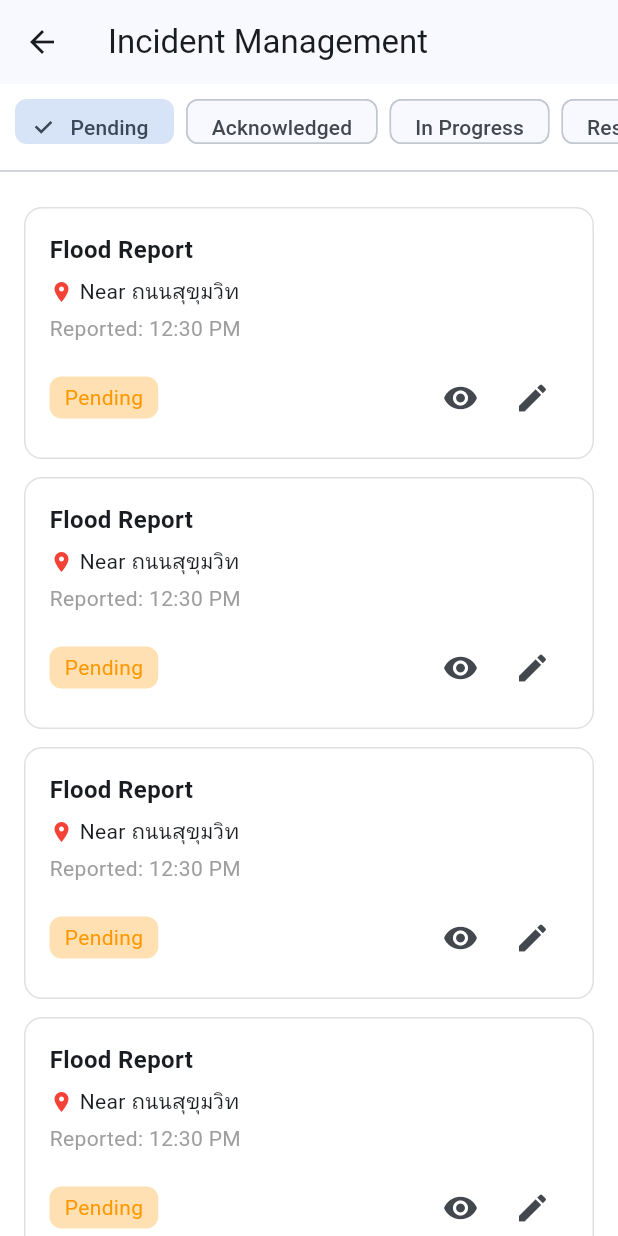
After one commit to Yoshi4489/Thai-Safe, a Flutter app: the IncidentManagementPage screen opened directly, on a phone screen of 412 x 824 dp. The commit adds this screen. Run offline on Flutter 3.47's test engine with Material 3 defaults, Android fonts, the phone set to English and light mode, and no system bars; our stand-ins replace cloud_firestore, firebase_auth, firebase_core, firebase_storage, flutter_dotenv, flutter_riverpod and 5 more; missing offline and left inert: cloudinary_flutter, cloudinary_url_gen, geoflutterfire2, geohash_plus; accounts and stored records are empty; Roboto replaces fonts that are missing (Sarabun).

Commit message:
Add incident management and rescue approval pages; update app shell for navigation

```diff
--- a/lib/features/app_shell.dart
+++ b/lib/features/app_shell.dart
@@ -1,5 +1,7 @@
 import 'package:flutter/material.dart';
 import 'package:thai_safe/features/admin/presentation/admin_page.dart';
+import 'package:thai_safe/features/incident_management/presentation/incident_management_page.dart';
+import 'package:thai_safe/features/rescue_approval/presentation/rescue_approval_page.dart';
 import 'package:thai_safe/features/home/presentation/home_page.dart';
 import 'package:thai_safe/features/maps_alert/presentation/pages/map_alert_page.dart';
 import 'package:thai_safe/features/profile/presentation/profile_page.dart';
@@ -76,6 +78,8 @@ class _AppShellState extends ConsumerState<AppShell> {
 
     final adminPages = [
       const AdminHomePage(),
+      const IncidentManagementPage(),
+      const RescueApprovalPage(),
       const SettingPage(),
     ];
 
--- /dev/null
+++ b/lib/features/incident_management/presentation/incident_management_page.dart
@@ -0,0 +1,158 @@
+import 'package:flutter/material.dart';
+
+class IncidentManagementPage extends StatefulWidget {
+  const IncidentManagementPage({super.key});
+
+  @override
+  State<IncidentManagementPage> createState() => _IncidentManagementPageState();
+}
+
+class _IncidentManagementPageState extends State<IncidentManagementPage> {
+
+  String selectedStatus = "Pending";
+
+  final List<String> statusList = [
+    "Pending",
+    "Acknowledged",
+    "In Progress",
+    "Resolved",
+  ];
+
+  @override
+  Widget build(BuildContext context) {
+    return Scaffold(
+      appBar: AppBar(
+        title: const Text("Incident Management"),
+      ),
+      body: Column(
+        children: [
+
+          /// STATUS FILTER
+          SizedBox(
+            height: 50,
+            child: ListView.separated(
+              scrollDirection: Axis.horizontal,
+              padding: const EdgeInsets.all(10),
+              itemCount: statusList.length,
+              separatorBuilder: (_, __) => const SizedBox(width: 8),
+              itemBuilder: (context, index) {
+                final status = statusList[index];
+                final isSelected = status == selectedStatus;
+
+                return ChoiceChip(
+                  label: Text(status),
+                  selected: isSelected,
+                  onSelected: (_) {
+                    setState(() {
+                      selectedStatus = status;
+                    });
+                  },
+                );
+              },
+            ),
+          ),
+
+          const Divider(),
+
+          /// INCIDENT LIST
+          Expanded(
+            child: ListView.separated(
+              padding: const EdgeInsets.all(16),
+              itemCount: 5,
+              separatorBuilder: (_, __) => const SizedBox(height: 12),
+              itemBuilder: (context, index) {
+                return _incidentCard(context);
+              },
+            ),
+          ),
+        ],
+      ),
+    );
+  }
+
+  Widget _incidentCard(BuildContext context) {
+    return Container(
+      padding: const EdgeInsets.all(16),
+      decoration: BoxDecoration(
+        borderRadius: BorderRadius.circular(12),
+        border: Border.all(color: Colors.grey.shade300),
+      ),
+      child: Column(
+        crossAxisAlignment: CrossAxisAlignment.start,
+        children: [
+
+          /// TYPE
+          const Text(
+            "Flood Report",
+            style: TextStyle(
+              fontSize: 16,
+              fontWeight: FontWeight.bold,
+            ),
+          ),
+
+          const SizedBox(height: 6),
+
+          /// LOCATION
+          const Row(
+            children: [
+              Icon(Icons.location_on, size: 16, color: Colors.red),
+              SizedBox(width: 4),
+              Expanded(child: Text("Near ถนนสุขุมวิท")),
+            ],
+          ),
+
+          const SizedBox(height: 4),
+
+          /// TIME
+          const Text(
+            "Reported: 12:30 PM",
+            style: TextStyle(color: Colors.grey),
+          ),
+
+          const SizedBox(height: 12),
+
+          /// ACTIONS
+          Row(
+            mainAxisAlignment: MainAxisAlignment.spaceBetween,
+            children: [
+
+              Container(
+                padding: const EdgeInsets.symmetric(
+                  horizontal: 10,
+                  vertical: 4,
+                ),
+                decoration: BoxDecoration(
+                  color: Colors.orange.shade100,
+                  borderRadius: BorderRadius.circular(8),
+                ),
+                child: const Text(
+                  "Pending",
+                  style: TextStyle(color: Colors.orange),
+                ),
+              ),
+
+              Row(
+                children: [
+
+                  IconButton(
+                    icon: const Icon(Icons.visibility),
+                    onPressed: () {
+                      // open incident detail
+                    },
+                  ),
+
+                  IconButton(
+                    icon: const Icon(Icons.edit),
+                    onPressed: () {
+                      // change status
+                    },
+                  ),
+                ],
+              ),
+            ],
+          ),
+        ],
+      ),
+    );
+  }
+}
```
Also changed, not shown: lib/features/rescue_approval/presentation/rescue_approval_page.dart (added, +96 -0 lines), lib/features/admin_approval/presentation/admin_approval.dart (deleted).
